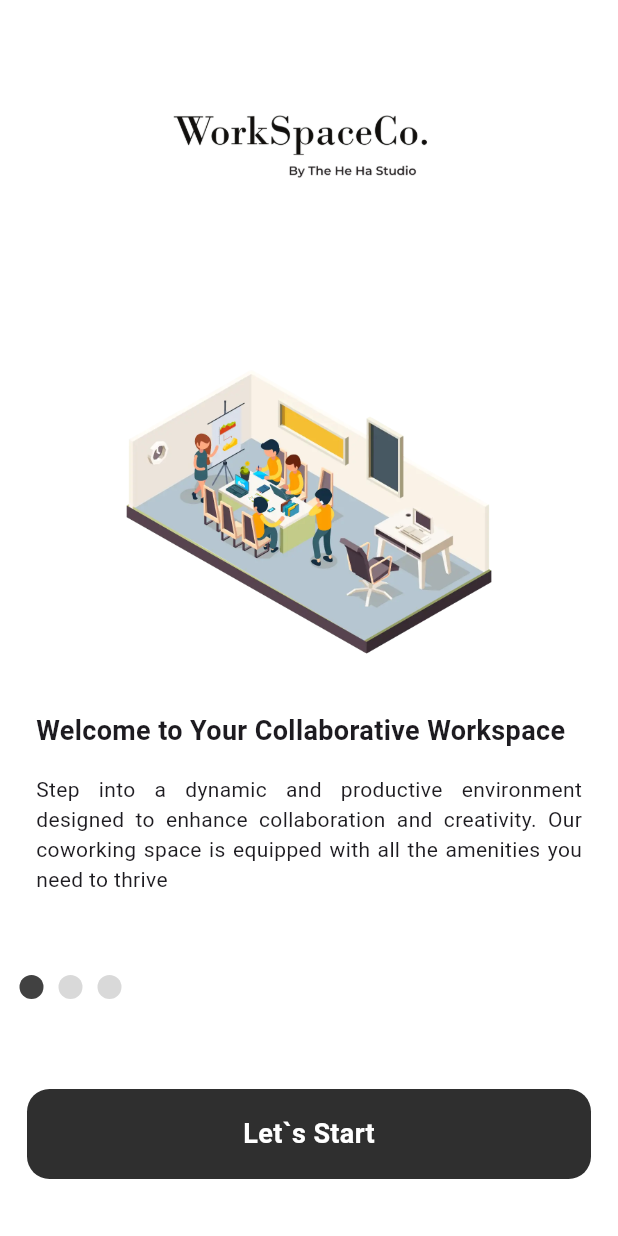
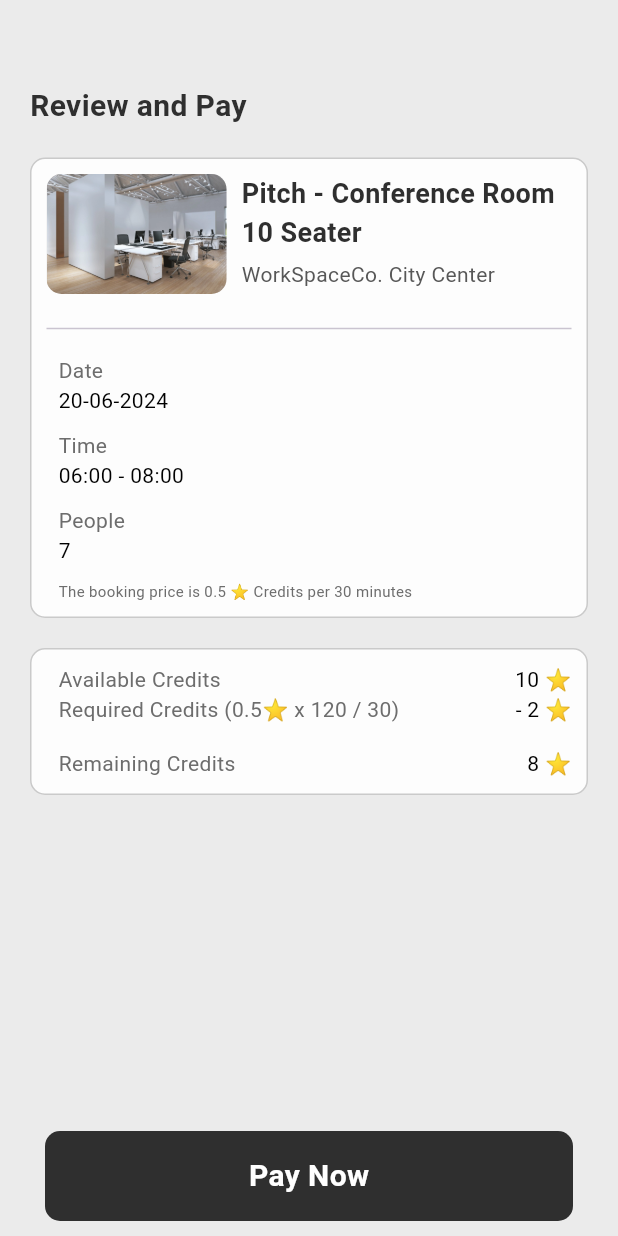
Before and after one commit to Umang-Reformiqo-2024/workspace, a Flutter app: the screen it shows after launch, on a phone screen of 412 x 824 dp. Run offline on Flutter 3.47's test engine with Material 3 defaults, Android fonts, the phone set to English and light mode, and no system bars; our stand-ins replace badges, carousel_slider, flutter_svg, get, image_picker, quickalert; missing offline and left inert: flutter_timetable, fw_tab_bar, simple_ripple_animation; Roboto replaces fonts that are missing (proximanovaRegular); project files that could hold a hidden picture were left out.

Commit message:
As on 19-06-2024 (V2)

```diff
--- /dev/null
+++ b/lib/controller/bookings/review_and_pay_screen_controller.dart
@@ -0,0 +1,5 @@
+import 'package:get/get.dart';
+
+class ReviewAndPayScreenController extends GetxController{
+
+}
--- a/lib/main.dart
+++ b/lib/main.dart
@@ -1,11 +1,13 @@
 import 'package:flutter/material.dart';
 import 'package:flutter/services.dart';
 import 'package:get/get.dart';
+import 'package:workspace/screens/bookings/review_and_pay_screen.dart';
 import 'package:workspace/screens/introduction/introduction_screen.dart';
 import 'package:workspace/screens/splash_screen/splash_screen.dart';
 
 void main() {
-  runApp(const GetMaterialApp(home: SplashScreen(),));
+  runApp(const GetMaterialApp(home: ReviewAndPayScreen(),));
+  // runApp(const GetMaterialApp(home: SplashScreen(),));
   SystemChrome.setPreferredOrientations([
     DeviceOrientation.portraitUp,
   ]);
--- /dev/null
+++ b/lib/screens/bookings/review_and_pay_screen.dart
@@ -0,0 +1,172 @@
+import 'package:flutter/cupertino.dart';
+import 'package:flutter/material.dart';
+import 'package:get/get.dart';
+import 'package:workspace/app_data/app_colors/app_color.dart';
+import 'package:workspace/app_data/app_fonts/app_font.dart';
+import 'package:workspace/controller/bookings/review_and_pay_screen_controller.dart';
+import 'package:workspace/widgets/common_widgets/button_widget.dart';
+
+class ReviewAndPayScreen extends StatelessWidget {
+  const ReviewAndPayScreen({super.key});
+
+  @override
+  Widget build(BuildContext context) {
+    return GetBuilder(
+      init: ReviewAndPayScreenController(),
+      builder: (controller) {
+        return SafeArea(
+            child: Scaffold(
+          backgroundColor: const Color(0xFFEBEBEB),
+              appBar: AppBar(
+                backgroundColor: Colors.white,
+                forceMaterialTransparency: true,
+                automaticallyImplyLeading: true,
+              ),
+              body: ListView(
+                padding: const EdgeInsets.only(left: 20,right: 20),
+                children: [
+                  Text("Review and Pay",style: TextStyle(
+                    color: AppColor.black,
+                    fontFamily: AppFont.primary,
+                    fontSize: 20,
+                    fontWeight: FontWeight.bold
+                  ),),
+                  Container(
+                    margin: EdgeInsets.only(top: 20),
+                    padding: const EdgeInsets.all(10),
+                    decoration: BoxDecoration(
+                      color: const Color(0xFFFDFDFD),
+                      borderRadius: BorderRadius.circular(10),
+                      border: Border.all(color: const Color(0xFFCACACA))
+                    ),
+                    child: Column(
+                      mainAxisAlignment: MainAxisAlignment.start,
+                      crossAxisAlignment: CrossAxisAlignment.start,
+                      children: [
+                        Row(
+                          mainAxisAlignment: MainAxisAlignment.start,
+                          crossAxisAlignment: CrossAxisAlignment.start,
+                          children: [
+                            Container(
+                              width: 120,
+                              margin: const EdgeInsets.only(right: 10),
+                              decoration: BoxDecoration(
+                                color: Colors.grey[200],
+                                borderRadius: BorderRadius.circular(10)
+                              ),
+                              child: ClipRRect(
+                                borderRadius: BorderRadius.circular(10),
+                                child: Image.asset("assets/v2/png/location_3.webp",fit: BoxFit.fill,),
+                              ),
+                            ),
+                            const Flexible(
+                              child: Column(
+                                mainAxisAlignment: MainAxisAlignment.start,
+                                crossAxisAlignment: CrossAxisAlignment.start,
+                                children: [
+                                  Text("Pitch - Conference Room 10 Seater",style: TextStyle(fontSize: 18,color: AppColor.black,fontWeight: FontWeight.bold,fontFamily: AppFont.primary),),
+                                  SizedBox(height: 5,),
+                                  Text("WorkSpaceCo. City Center",style: TextStyle(fontSize: 14,color: Color(0xFF575757),fontWeight: FontWeight.normal,fontFamily: AppFont.primary),),
+                                ],
+                              ),
+                            )
+                          ],
+                        ),
+                        const Padding(
+                          padding: EdgeInsets.only(top: 15),
+                          child: Divider(),
+                        ),
+                        const Padding(
+                          padding: EdgeInsets.only(left: 8,top: 10),
+                          child: Text("Date",style: TextStyle(color: Color(0xFF6D6D6D)),),
+                        ),
+                        const Padding(
+                          padding: EdgeInsets.only(left: 8),
+                          child: Text("20-06-2024",style: TextStyle(color: Color(0xFF000000)),),
+                        ),
+                        const Padding(
+                          padding: EdgeInsets.only(left: 8,top: 10),
+                          child: Text("Time",style: TextStyle(color: Color(0xFF6D6D6D)),),
+                        ),
+                        const Padding(
+                          padding: EdgeInsets.only(left: 8),
+                          child: Text("06:00 - 08:00",style: TextStyle(color: Color(0xFF000000)),),
+                        ),
+                        const Padding(
+                          padding: EdgeInsets.only(left: 8,top: 10),
+                          child: Text("People",style: TextStyle(color: Color(0xFF6D6D6D)),),
+                        ),
+                        const Padding(
+                          padding: EdgeInsets.only(left: 8),
+                          child: Text("7",style: TextStyle(color: Color(0xFF000000)),),
+                        ),
+                        const Padding(
+                          padding: EdgeInsets.only(left: 8,top: 10),
+                          child: Text("The booking price is 0.5 ⭐ Credits per 30 minutes ",style: TextStyle(color: Color(0xFF6D6D6D),fontSize: 10),),
+                        ),
+                      ],
+                    ),
+                  ),
+                  Container(
+                    padding: const EdgeInsets.all(10),
+                    margin: const EdgeInsets.only(top: 20),
+                    decoration: BoxDecoration(
+                      color: const Color(0xFFFDFDFD),
+                      borderRadius: BorderRadius.circular(10),
+                      border: Border.all(color: const Color(0xFFCACACA))
+                    ),
+                    child: const Row(
+                      mainAxisAlignment: MainAxisAlignment.spaceBetween,
+                      children: [
+                        Column(
+                          mainAxisAlignment: MainAxisAlignment.start,
+                          crossAxisAlignment: CrossAxisAlignment.start,
+                          children: [
+                            Padding(
+                              padding: EdgeInsets.only(left: 8),
+                              child: Text("Available Credits",style: TextStyle(color: Color(0xFF6D6D6D)),),
+                            ),
+                            Padding(
+                              padding: EdgeInsets.only(left: 8),
+                              child: Text("Required Credits (0.5⭐ x 120 / 30)",style: TextStyle(color: Color(0xFF6D6D6D)),),
+                            ),
+                            Divider(),
+                            Padding(
+                              padding: EdgeInsets.only(left: 8),
+                              child: Text("Remaining Credits",style: TextStyle(color: Color(0xFF6D6D6D)),),
+                            ),
+                          ],
+                        ),
+                        Column(
+                          mainAxisAlignment: MainAxisAlignment.start,
+                          crossAxisAlignment: CrossAxisAlignment.end,
+                          children: [
+                            Padding(
+                              padding: EdgeInsets.only(left: 8),
+                              child: Text("10 ⭐",style: TextStyle(color: Color(0xFF000000)),),
+                            ),
+                            Padding(
+                              padding: EdgeInsets.only(left: 8),
+                              child: Text("- 2 ⭐",style: TextStyle(color: Color(0xFF000000)),),
+                            ),
+                            Divider(),
+                            Padding(
+                              padding: EdgeInsets.only(left: 8),
+                              child: Text(" 8 ⭐",style: TextStyle(color: Color(0xFF000000)),),
+                            ),
+                          ],
+                        ),
+                      ],
+                    ),
+                  ),
+
+                ],
+              ),
+              bottomNavigationBar: AppButtonPrimary(onTap: () {
+
+              }, text: "Pay Now"),
+        ));
+      },
+    );
+  }
+}
--- a/pubspec.yaml
+++ b/pubspec.yaml
@@ -43,6 +43,8 @@ dependencies:
   badges: ^3.1.2
   simple_ripple_animation: ^0.0.9
   fw_tab_bar: ^0.0.3
+  flutter_timetable: ^1.1.6
+  intl: ^0.19.0
 
 dev_dependencies:
   flutter_test:
```
Also changed, not shown: lib/controller/bookings/booking_schedule_screen_controller.dart (added, +44 -0 lines), lib/screens/bookings/booking_schedule_screen.dart (added, +108 -0 lines), lib/screens/home/item_detail_screen.dart (+9 -6 lines), pubspec.lock.
